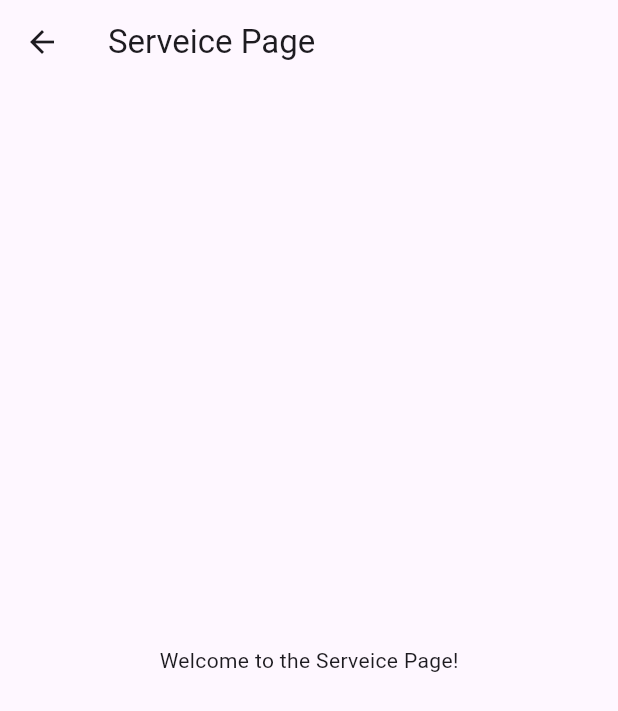
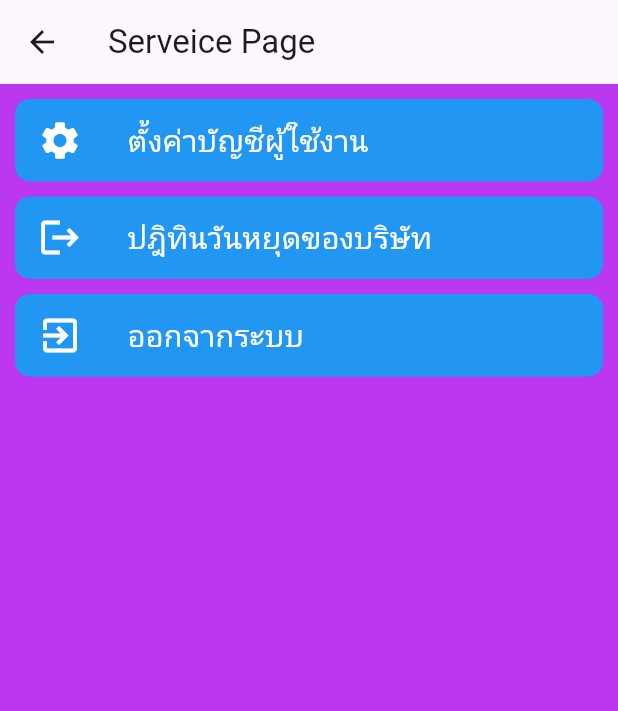
Before and after one commit to 0x1dc130c/worktimeApp, a Flutter app: the ServeicePage screen opened directly, on a phone screen of 412 x 824 dp. Shown: the top 711 px of the screen. Run offline on Flutter 3.47's test engine with Material 3 defaults, Android fonts, the phone set to English and light mode, and no system bars; our stand-ins replace curved_navigation_bar, image_picker, table_calendar; missing offline and left inert: aura_box, pulsator, slidable_button.

Commit message:
update_code

```diff
--- a/lib/screens/bottonBar.dart
+++ b/lib/screens/bottonBar.dart
@@ -8,6 +8,7 @@ import 'history.dart';
 import 'serveice.dart';
 import 'home.dart';
 import 'leaveWork.dart';
+import 'historyAdmin.dart';
 
 class BottonBar extends StatefulWidget {
   const BottonBar({super.key});
@@ -22,7 +23,7 @@ class _BottonBarState extends State<BottonBar> {
 
   final _pageOption = [
     const LeaveWorkScreen(),
-    const HistoryPage(),
+    const HistoryAdmin(),
     const Home(),  // Index 2 คือหน้า Home
     const CalculatePage(),
     const ServeicePage(),
--- a/lib/screens/serveice.dart
+++ b/lib/screens/serveice.dart
@@ -1,17 +1,118 @@
 import 'package:flutter/material.dart';
 
-class ServeicePage extends StatelessWidget {
-  const ServeicePage({super.key});
+class ServeicePage extends StatefulWidget {
+  const ServeicePage({Key? key}) : super(key: key);
 
+  @override
+  _ServeicePageState createState() => _ServeicePageState();
+}
+
+class _ServeicePageState extends State<ServeicePage> {
   @override
   Widget build(BuildContext context) {
     return Scaffold(
       appBar: AppBar(
         title: const Text('Serveice Page'),
       ),
-      body: const Center(
-        child: Text('Welcome to the Serveice Page!'),
+      body: Container(
+        width: double.infinity,
+        decoration:
+            const BoxDecoration(color: Color.fromARGB(255, 188, 55, 240)),
+        child: Column(
+          children: const [
+            SizedBox(height: 10),
+            ExpandableButton(
+              icon: Icons.settings,
+              text: 'ตั้งค่าบัญชีผู้ใช้งาน',
+            ),
+            SizedBox(height: 10),
+            ExpandableButton(
+              icon: Icons.logout,
+              text: 'ปฎิทินวันหยุดของบริษัท',
+            ),
+            SizedBox(height: 10),
+            ExpandableButton(
+              icon: Icons.exit_to_app,
+              text: 'ออกจากระบบ',
+            ),
+          ],
+        ),
       ),
     );
   }
 }
+
+class ExpandableButton extends StatefulWidget {
+  final IconData icon;
+  final String text;
+
+  const ExpandableButton({
+    Key? key,
+    required this.icon,
+    required this.text,
+  }) : super(key: key);
+
+  @override
+  _ExpandableButtonState createState() => _ExpandableButtonState();
+}
+
+class _ExpandableButtonState extends State<ExpandableButton> {
+  double _width = 300;
+  double _height = 50;
+
+  void _increaseSize() {
+    setState(() {
+      _width = 250;
+      _height = 75;
+    });
+  }
+
+  void _decreaseSize() {
+    setState(() {
+      _width = 200;
+      _height = 50;
+    });
+  }
+
+  @override
+  Widget build(BuildContext context) {
+    return GestureDetector(
+      onTapDown: (_) => _increaseSize(),
+      onTapUp: (_) => _decreaseSize(),
+      onTapCancel: () => _decreaseSize(),
+      child: Padding(
+        padding: const EdgeInsets.only(left: 10, right: 10),
+      child:
+      Container(
+        width: double.maxFinite,
+        decoration: BoxDecoration(
+          color: Colors.blue,
+          borderRadius: BorderRadius.circular(10),
+        ),
+        child: Row(
+          mainAxisAlignment: MainAxisAlignment.start,
+          children: [
+            Padding(
+              padding: EdgeInsets.only(top: 5, bottom: 5, right: 15, left: 15),
+              child: Icon(
+                widget.icon,
+                size: 30,
+                color: Colors.white,
+              ),
+            ),
+            Padding(
+              padding: EdgeInsets.only(left: 15, top: 13, bottom: 13, right: 15),
+              child: Text(
+                widget.text,
+                style: TextStyle(fontSize: 20, color: Colors.white),
+              ),
+            ),
+          ],
+        ),
+      ),
+    ),
+    onTap: () {
+      print(' Click =' + widget.text);
+    },);
+  }
+}
--- a/pubspec.yaml
+++ b/pubspec.yaml
@@ -45,6 +45,7 @@ dependencies:
   provider: ^6.1.2
   table_calendar: ^3.1.2
   image_picker: ^0.8.5+3
+  slidable_button: ^3.0.0+1
 
 dev_dependencies:
   flutter_test:
```
Also changed, not shown: lib/screens/confrimHistory.dart (added, +41 -0 lines), lib/screens/historyAdmin.dart (added, +216 -0 lines), lib/screens/calendar.dart (added), lib/screens/logout.dart (added), lib/screens/setting.dart (added), pubspec.lock.
